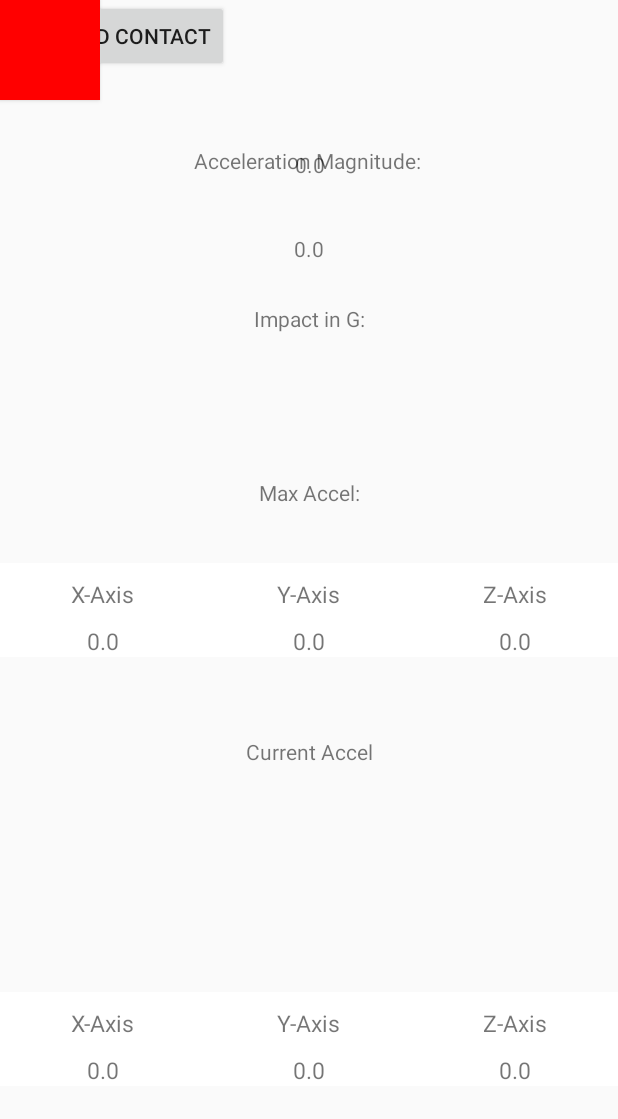
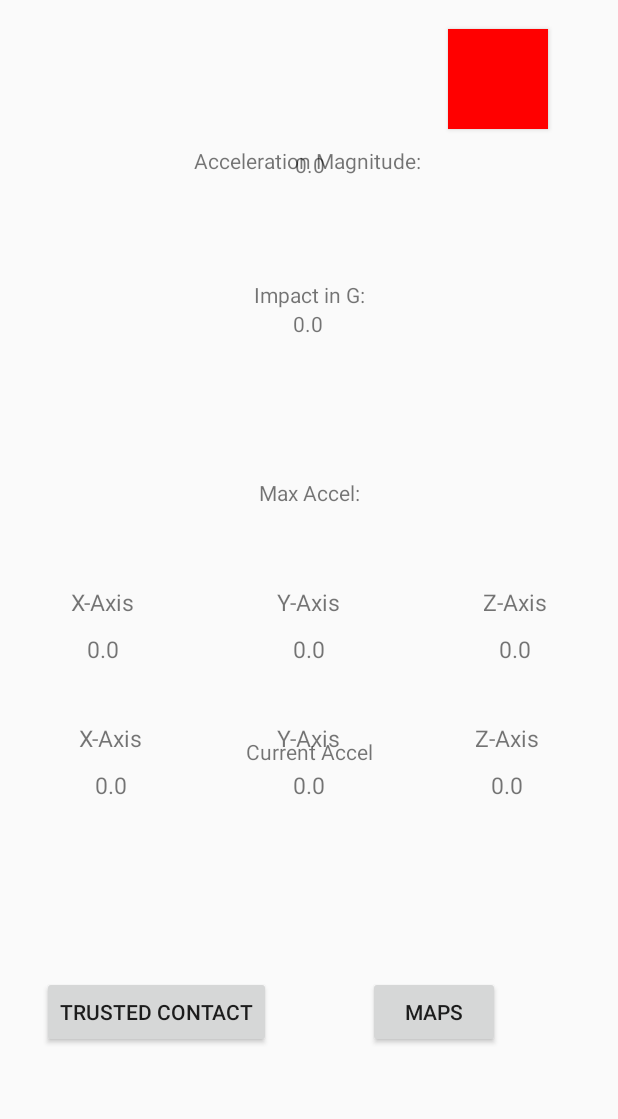
Before and after one commit to matthewlesko01/red-wheelbarrow-polyhx2018, an Android app: the screen it shows after launch (MainActivity), on a phone screen of 412 x 824 dp. Shown: the top 1119 px of the screen. Run offline under Robolectric (Android 15) with nearby library versions, the phone set to English and light mode, and no system bars.

Commit message:
Fixed up the main activity ui

```diff
--- a/app/src/main/res/layout/activity_main.xml
+++ b/app/src/main/res/layout/activity_main.xml
@@ -7,6 +7,7 @@
     tools:context="com.sossmart.redwheelbarrow.sos_smart.MainActivity">
 
     <TextView
+        android:id="@+id/textView3"
         android:layout_width="wrap_content"
         android:layout_height="wrap_content"
         android:text="Acceleration Magnitude: "
@@ -31,6 +32,7 @@
         app:layout_constraintVertical_bias="0.017" />
 
     <TextView
+        android:id="@+id/textView2"
         android:layout_width="wrap_content"
         android:layout_height="wrap_content"
         android:text="Impact in G:"
@@ -38,21 +40,23 @@
         app:layout_constraintLeft_toLeftOf="parent"
         app:layout_constraintRight_toRightOf="parent"
         app:layout_constraintTop_toTopOf="parent"
-        app:layout_constraintVertical_bias="0.252" />
+        app:layout_constraintVertical_bias="0.232" />
 
     <TextView
         android:id="@+id/impact_g_text"
+        android:layout_width="wrap_content"
+        android:layout_height="0dp"
+        android:layout_marginBottom="8dp"
+        android:text="0.0"
+        app:layout_constraintBottom_toBottomOf="parent"
+        app:layout_constraintHorizontal_bias="0.498"
         app:layout_constraintLeft_toLeftOf="parent"
         app:layout_constraintRight_toRightOf="parent"
-        app:layout_constraintTop_toTopOf="parent"
-        app:layout_constraintBottom_toBottomOf="parent"
-        android:layout_width="wrap_content"
-        android:layout_height="0dp"
-        android:layout_marginTop="156dp"
-        android:text="0.0"
-        tools:layout_editor_absoluteX="163dp" />
+        app:layout_constraintTop_toBottomOf="@+id/textView2"
+        app:layout_constraintVertical_bias="0.0" />
 
     <TextView
+        android:id="@+id/textView4"
         android:layout_width="wrap_content"
         android:layout_height="wrap_content"
         android:text="Max Accel:"
@@ -63,19 +67,16 @@
         app:layout_constraintVertical_bias="0.396" />
 
     <LinearLayout
+        android:id="@+id/linearLayout2"
         android:layout_width="match_parent"
         android:layout_height="match_parent"
         android:gravity="center"
-        android:orientation="horizontal"
-        tools:layout_editor_absoluteX="0dp"
-        tools:layout_editor_absoluteY="16dp"
-        android:layout_marginBottom="10dp">
+        android:orientation="horizontal">
 
         <LinearLayout
             android:layout_width="0dp"
             android:layout_height="wrap_content"
             android:layout_weight="0.33"
-            android:background="#ffffff"
             android:gravity="center"
             android:orientation="vertical">
 
@@ -101,7 +102,6 @@
             android:layout_width="0dp"
             android:layout_height="wrap_content"
             android:layout_weight="0.33"
-            android:background="#ffffff"
             android:gravity="center"
             android:orientation="vertical">
 
@@ -127,7 +127,6 @@
             android:layout_width="0dp"
             android:layout_height="wrap_content"
             android:layout_weight="0.33"
-            android:background="#ffffff"
             android:gravity="center"
             android:orientation="vertical">
 
@@ -152,6 +151,7 @@
 
 
     <TextView
+        android:id="@+id/textView"
         android:layout_width="wrap_content"
         android:layout_height="wrap_content"
         android:text="Current Accel"
@@ -163,19 +163,24 @@
         app:layout_constraintVertical_bias="0.611" />
 
     <LinearLayout
+        android:id="@+id/linearLayout"
         android:layout_width="match_parent"
-        android:layout_height="match_parent"
+        android:layout_height="417dp"
+        android:layout_marginBottom="8dp"
+        android:layout_marginEnd="8dp"
+        android:layout_marginStart="8dp"
+        android:layout_marginTop="8dp"
         android:gravity="center|bottom"
         android:orientation="horizontal"
-        tools:layout_editor_absoluteX="0dp"
-        tools:layout_editor_absoluteY="16dp"
-        android:layout_marginBottom="100dp">
+        app:layout_constraintBottom_toTopOf="@+id/mapsButton"
+        app:layout_constraintEnd_toEndOf="parent"
+        app:layout_constraintStart_toStartOf="parent"
+        app:layout_constraintTop_toTopOf="@+id/linearLayout2">
 
         <LinearLayout
             android:layout_width="0dp"
             android:layout_height="wrap_content"
             android:layout_weight="0.33"
-            android:background="#ffffff"
             android:gravity="center"
             android:orientation="vertical">
 
@@ -201,7 +206,6 @@
             android:layout_width="0dp"
             android:layout_height="wrap_content"
             android:layout_weight="0.33"
-            android:background="#ffffff"
             android:gravity="center"
             android:orientation="vertical">
 
@@ -227,7 +231,6 @@
             android:layout_width="0dp"
             android:layout_height="wrap_content"
             android:layout_weight="0.33"
-            android:background="#ffffff"
             android:gravity="center"
             android:orientation="vertical">
 
@@ -255,13 +258,45 @@
         android:layout_width="wrap_content"
         android:layout_height="wrap_content"
         android:layout_centerInParent="true"
+        android:layout_marginBottom="8dp"
+        android:layout_marginStart="28dp"
+        android:layout_marginTop="8dp"
         android:text="Trusted Contact"
-        tools:layout_editor_absoluteX="214dp"
-        tools:layout_editor_absoluteY="436dp" />
+        app:layout_constraintBottom_toBottomOf="@+id/impact_g_text"
+        app:layout_constraintStart_toStartOf="parent"
+        app:layout_constraintTop_toTopOf="parent"
+        app:layout_constraintVertical_bias="0.855" />
+
+    <Button
+        android:id="@+id/mapsButton"
+        android:layout_width="wrap_content"
+        android:layout_height="wrap_content"
+        android:layout_centerInParent="true"
+        android:layout_marginBottom="8dp"
+        android:layout_marginEnd="8dp"
+        android:layout_marginStart="8dp"
+        android:layout_marginTop="8dp"
+        android:text="Maps"
+        app:layout_constraintBottom_toBottomOf="@+id/impact_g_text"
+        app:layout_constraintEnd_toEndOf="parent"
+        app:layout_constraintHorizontal_bias="0.445"
+        app:layout_constraintStart_toEndOf="@+id/smsButton"
+        app:layout_constraintTop_toTopOf="parent"
+        app:layout_constraintVertical_bias="0.855" />
 
     <Button
         android:id="@+id/btn"
         android:layout_width="100px"
         android:layout_height="100px"
-        android:background="#ff0000"/>
+        android:layout_marginBottom="8dp"
+        android:layout_marginEnd="8dp"
+        android:layout_marginStart="8dp"
+        android:layout_marginTop="8dp"
+        android:background="#ff0000"
+        app:layout_constraintBottom_toBottomOf="@+id/impact_g_text"
+        app:layout_constraintEnd_toEndOf="parent"
+        app:layout_constraintHorizontal_bias="0.883"
+        app:layout_constraintStart_toStartOf="parent"
+        app:layout_constraintTop_toTopOf="parent"
+        app:layout_constraintVertical_bias="0.015" />
 </android.support.constraint.ConstraintLayout>
```
Also changed, not shown: app/src/debug/res/values/google_maps_api.xml (added, +24 -0 lines), app/src/main/java/com/sossmart/redwheelbarrow/sos_smart/MapsActivity.java (added, +46 -0 lines), app/src/main/res/layout/activity_maps.xml (added, +8 -0 lines), 1 other file.
